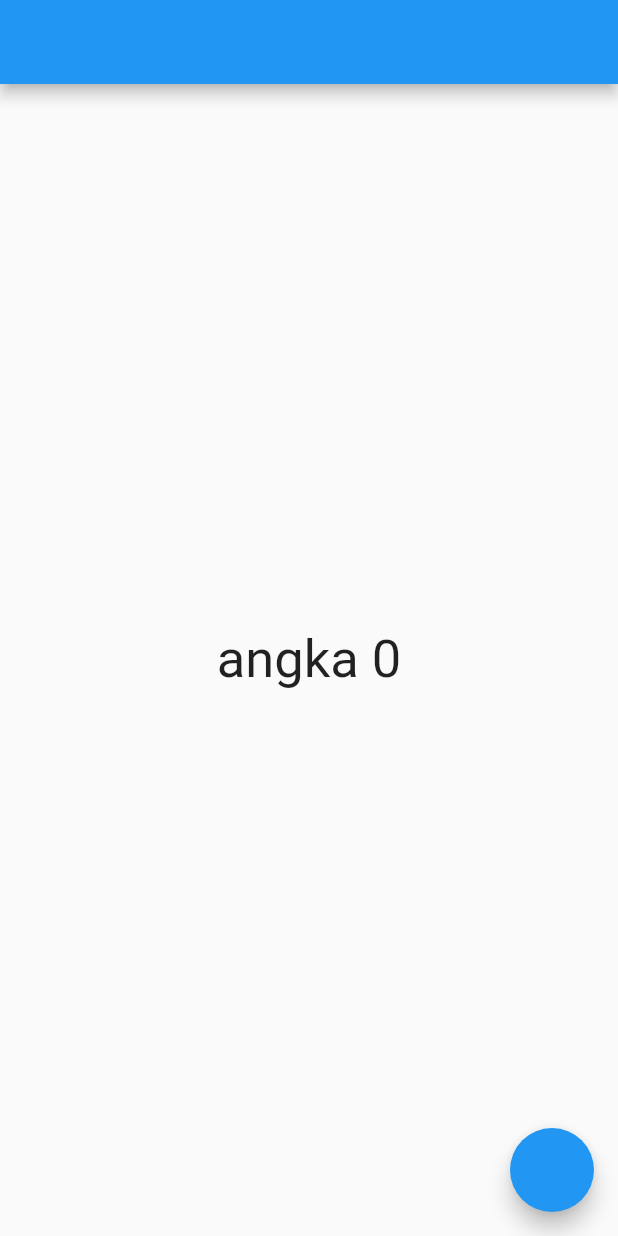
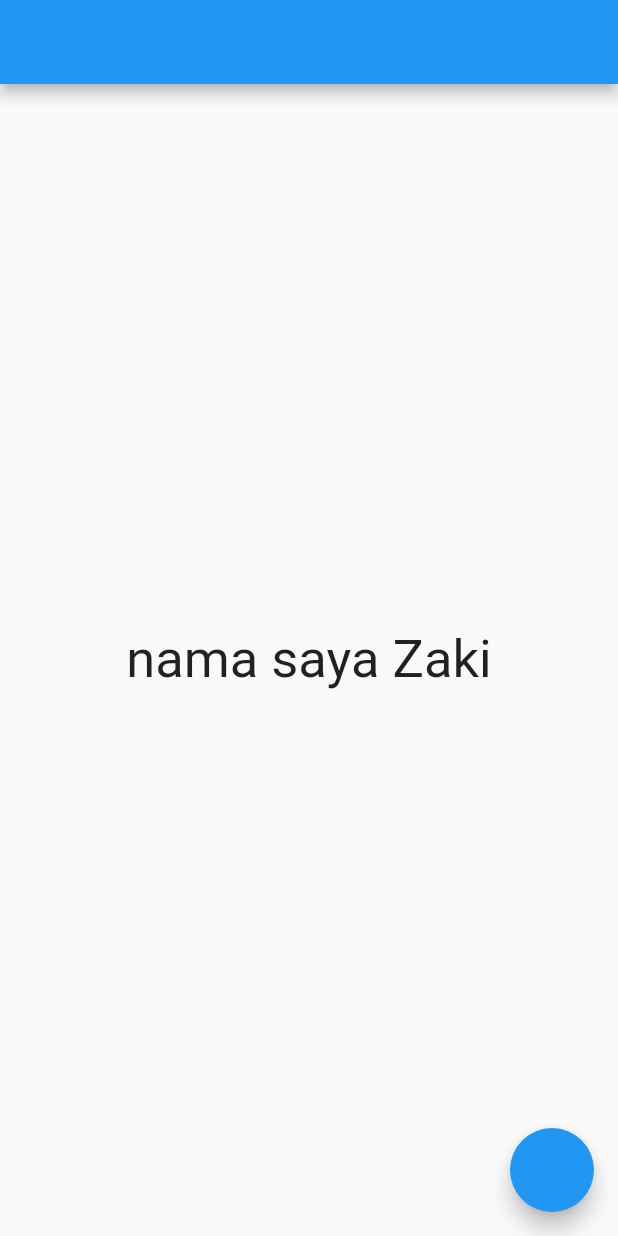
Before and after one commit to AhmadinZaki/LearnFlutter_GetX, a Flutter app: the screen it shows after launch, on a phone screen of 412 x 824 dp. Run offline on Flutter 3.47's test engine with Material 2 defaults, Android fonts, the phone set to English and light mode, and no system bars; our stand-ins replace get.

Commit message:
Create Model and how to call the class

```diff
--- a/lib/main.dart
+++ b/lib/main.dart
@@ -1,5 +1,6 @@
 import 'package:flutter/material.dart';
 import 'package:get/get.dart';
+import 'package:learn_flutter_getx/models/model_orang.dart';
 
 void main() {
   runApp(
@@ -10,10 +11,8 @@ void main() {
 class MyApp extends StatelessWidget {
   MyApp({super.key});
 
-  var count = 0.obs;
-  void add() {
-    count++;
-  }
+//memanggil model
+  var orang = Orang(nama: "Zaki", umur: 25).obs;
 
   @override
   Widget build(BuildContext context) {
@@ -23,12 +22,18 @@ class MyApp extends StatelessWidget {
         body: Center(
             child: Obx(
           () => Text(
-            'angka $count',
-            style: TextStyle(fontSize: 35),
+            //${orang.nama} panggil classs yang sudah diinisiasi
+            'nama saya ${orang.value.nama}',
+            style: const TextStyle(fontSize: 35),
           ),
         )),
+        //button untuk mengubah nama yang ada dalam class menjadi uppercase
         floatingActionButton: FloatingActionButton(
-          onPressed: () => add(),
+          onPressed: () {
+            orang.update((_) {
+              orang.value.nama = orang.value.nama.toString().toUpperCase();
+            });
+          },
         ),
       ),
     );
--- /dev/null
+++ b/lib/models/model_orang.dart
@@ -0,0 +1,6 @@
+class Orang {
+  var nama;
+  var umur;
+
+  Orang({this.nama, this.umur});
+}
```
Also changed, not shown: 1 other file.
